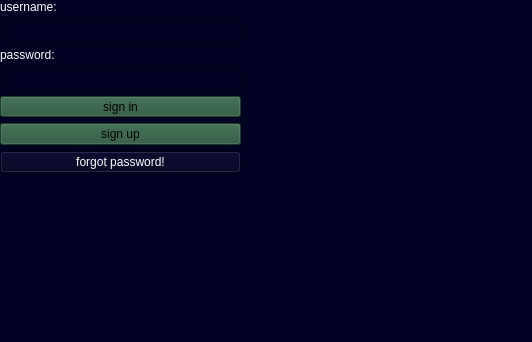
Old version of the form sign in.ui in the repository ParsaDevpy/wallet_project.
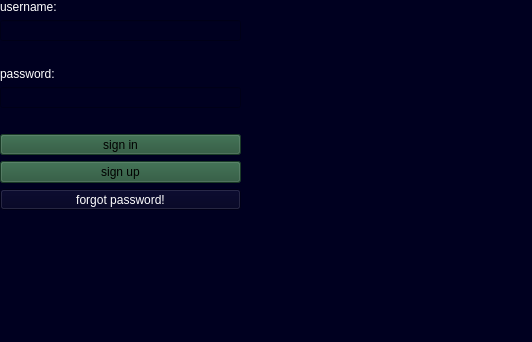
New version of the form.

Patch:
```diff
--- a/sign in.ui
+++ b/sign in.ui
@@ -23,7 +23,7 @@
       <x>0</x>
       <y>0</y>
       <width>241</width>
-      <height>173</height>
+      <height>211</height>
      </rect>
     </property>
     <layout class="QVBoxLayout" name="verticalLayout">
@@ -40,6 +40,188 @@
      <item>
       <widget class="QLineEdit" name="lineEdit"/>
      </item>
+     <item>
+      <widget class="QLabel" name="label_3">
+       <property name="palette">
+        <palette>
+         <active>
+          <colorrole role="WindowText">
+           <brush brushstyle="SolidPattern">
+            <color alpha="255">
+             <red>255</red>
+             <green>0</green>
+             <blue>0</blue>
+            </color>
+           </brush>
+          </colorrole>
+          <colorrole role="Button">
+           <brush brushstyle="SolidPattern">
+            <color alpha="255">
+             <red>0</red>
+             <green>0</green>
+             <blue>32</blue>
+            </color>
+           </brush>
+          </colorrole>
+          <colorrole role="Text">
+           <brush brushstyle="SolidPattern">
+            <color alpha="255">
+             <red>255</red>
+             <green>0</green>
+             <blue>0</blue>
+            </color>
+           </brush>
+          </colorrole>
+          <colorrole role="ButtonText">
+           <brush brushstyle="SolidPattern">
+            <color alpha="255">
+             <red>255</red>
+             <green>0</green>
+             <blue>0</blue>
+            </color>
+           </brush>
+          </colorrole>
+          <colorrole role="Base">
+           <brush brushstyle="SolidPattern">
+            <color alpha="255">
+             <red>0</red>
+             <green>0</green>
+             <blue>32</blue>
+            </color>
+           </brush>
+          </colorrole>
+          <colorrole role="Window">
+           <brush brushstyle="SolidPattern">
+            <color alpha="255">
+             <red>0</red>
+             <green>0</green>
+             <blue>32</blue>
+            </color>
+           </brush>
+          </colorrole>
+         </active>
+         <inactive>
+          <colorrole role="WindowText">
+           <brush brushstyle="SolidPattern">
+            <color alpha="255">
+             <red>255</red>
+             <green>0</green>
+             <blue>0</blue>
+            </color>
+           </brush>
+          </colorrole>
+          <colorrole role="Button">
+           <brush brushstyle="SolidPattern">
+            <color alpha="255">
+             <red>0</red>
+             <green>0</green>
+             <blue>32</blue>
+            </color>
+           </brush>
+          </colorrole>
+          <colorrole role="Text">
+           <brush brushstyle="SolidPattern">
+            <color alpha="255">
+             <red>255</red>
+             <green>0</green>
+             <blue>0</blue>
+            </color>
+           </brush>
+          </colorrole>
+          <colorrole role="ButtonText">
+           <brush brushstyle="SolidPattern">
+            <color alpha="255">
+             <red>255</red>
+             <green>0</green>
+             <blue>0</blue>
+            </color>
+           </brush>
+          </colorrole>
+          <colorrole role="Base">
+           <brush brushstyle="SolidPattern">
+            <color alpha="255">
+             <red>0</red>
+             <green>0</green>
+             <blue>32</blue>
+            </color>
+           </brush>
+          </colorrole>
+          <colorrole role="Window">
+           <brush brushstyle="SolidPattern">
+            <color alpha="255">
+             <red>0</red>
+             <green>0</green>
+             <blue>32</blue>
+            </color>
+           </brush>
+          </colorrole>
+         </inactive>
+         <disabled>
+          <colorrole role="WindowText">
+           <brush brushstyle="SolidPattern">
+            <color alpha="255">
+             <red>255</red>
+             <green>0</green>
+             <blue>0</blue>
+            </color>
+           </brush>
+          </colorrole>
+          <colorrole role="Button">
+           <brush brushstyle="SolidPattern">
+            <color alpha="255">
+             <red>0</red>
+             <green>0</green>
+             <blue>32</blue>
+            </color>
+           </brush>
+          </colorrole>
+          <colorrole role="Text">
+           <brush brushstyle="SolidPattern">
+            <color alpha="255">
+             <red>255</red>
+             <green>0</green>
+             <blue>0</blue>
+            </color>
+           </brush>
+          </colorrole>
+          <colorrole role="ButtonText">
+           <brush brushstyle="SolidPattern">
+            <color alpha="255">
+             <red>255</red>
+             <green>0</green>
+             <blue>0</blue>
+            </color>
+           </brush>
+          </colorrole>
+          <colorrole role="Base">
+           <brush brushstyle="SolidPattern">
+            <color alpha="255">
+             <red>0</red>
+             <green>0</green>
+             <blue>32</blue>
+            </color>
+           </brush>
+          </colorrole>
+          <colorrole role="Window">
+           <brush brushstyle="SolidPattern">
+            <color alpha="255">
+             <red>0</red>
+             <green>0</green>
+             <blue>32</blue>
+            </color>
+           </brush>
+          </colorrole>
+         </disabled>
+        </palette>
+       </property>
+       <property name="styleSheet">
+        <string notr="true">color: red;</string>
+       </property>
+       <property name="text">
+        <string/>
+       </property>
+      </widget>
+     </item>
      <item>
       <widget class="QLabel" name="label_2">
        <property name="styleSheet">
@@ -53,6 +235,189 @@
      <item>
       <widget class="QLineEdit" name="lineEdit_2"/>
      </item>
+     <item>
+      <widget class="QLabel" name="label_4">
+       <property name="palette">
+        <palette>
+         <active>
+          <colorrole role="WindowText">
+           <brush brushstyle="SolidPattern">
+            <color alpha="255">
+             <red>255</red>
+             <green>0</green>
+             <blue>0</blue>
+            </color>
+           </brush>
+          </colorrole>
+          <colorrole role="Button">
+           <brush brushstyle="SolidPattern">
+            <color alpha="255">
+             <red>0</red>
+             <green>0</green>
+             <blue>32</blue>
+            </color>
+           </brush>
+          </colorrole>
+          <colorrole role="Text">
+           <brush brushstyle="SolidPattern">
+            <color alpha="255">
+             <red>255</red>
+             <green>0</green>
+             <blue>0</blue>
+            </color>
+           </brush>
+          </colorrole>
+          <colorrole role="ButtonText">
+           <brush brushstyle="SolidPattern">
+            <color alpha="255">
+             <red>255</red>
+             <green>0</green>
+             <blue>0</blue>
+            </color>
+           </brush>
+          </colorrole>
+          <colorrole role="Base">
+           <brush brushstyle="SolidPattern">
+            <color alpha="255">
+             <red>0</red>
+             <green>0</green>
+             <blue>32</blue>
+            </color>
+           </brush>
+          </colorrole>
+          <colorrole role="Window">
+           <brush brushstyle="SolidPattern">
+            <color alpha="255">
+             <red>0</red>
+             <green>0</green>
+             <blue>32</blue>
+            </color>
+           </brush>
+          </colorrole>
+         </active>
+         <inactive>
+          <colorrole role="WindowText">
+           <brush brushstyle="SolidPattern">
+            <color alpha="255">
+             <red>255</red>
+             <green>0</green>
+             <blue>0</blue>
+            </color>
+           </brush>
+          </colorrole>
+          <colorrole role="Button">
+           <brush brushstyle="SolidPattern">
+            <color alpha="255">
+             <red>0</red>
+             <green>0</green>
+             <blue>32</blue>
+            </color>
+           </brush>
+          </colorrole>
+          <colorrole role="Text">
+           <brush brushstyle="SolidPattern">
+            <color alpha="255">
+             <red>255</red>
+             <green>0</green>
+             <blue>0</blue>
+            </color>
+           </brush>
+          </colorrole>
+          <colorrole role="ButtonText">
+           <brush brushstyle="SolidPattern">
+            <color alpha="255">
+             <red>255</red>
+             <green>0</green>
+             <blue>0</blue>
+            </color>
+           </brush>
+          </colorrole>
+          <colorrole role="Base">
+           <brush brushstyle="SolidPattern">
+            <color alpha="255">
+             <red>0</red>
+             <green>0</green>
+             <blue>32</blue>
+            </color>
+           </brush>
+          </colorrole>
+          <colorrole role="Window">
+           <brush brushstyle="SolidPattern">
+            <color alpha="255">
+             <red>0</red>
+             <green>0</green>
+             <blue>32</blue>
+            </color>
+           </brush>
+          </colorrole>
+         </inactive>
+         <disabled>
+          <colorrole role="WindowText">
+           <brush brushstyle="SolidPattern">
+            <color alpha="255">
+             <red>255</red>
+             <green>0</green>
+             <blue>0</blue>
+            </color>
+           </brush>
+          </colorrole>
+          <colorrole role="Button">
+           <brush brushstyle="SolidPattern">
+            <color alpha="255">
+             <red>0</red>
+             <green>0</green>
+             <blue>32</blue>
+            </color>
+           </brush>
+          </colorrole>
+          <colorrole role="Text">
+           <brush brushstyle="SolidPattern">
+            <color alpha="255">
+             <red>255</red>
+             <green>0</green>
+             <blue>0</blue>
+            </color>
+           </brush>
+          </colorrole>
+          <colorrole role="ButtonText">
+           <brush brushstyle="SolidPattern">
+            <color alpha="255">
+             <red>255</red>
+             <green>0</green>
+             <blue>0</blue>
+            </color>
+           </brush>
+          </colorrole>
+          <colorrole role="Base">
+           <brush brushstyle="SolidPattern">
+            <color alpha="255">
+             <red>0</red>
+             <green>0</green>
+             <blue>32</blue>
+            </color>
+           </brush>
+          </colorrole>
+          <colorrole role="Window">
+           <brush brushstyle="SolidPattern">
+            <color alpha="255">
+             <red>0</red>
+             <green>0</green>
+             <blue>32</blue>
+            </color>
+           </brush>
+          </colorrole>
+         </disabled>
+        </palette>
+       </property>
+       <property name="styleSheet">
+        <string notr="true">color: red;
+</string>
+       </property>
+       <property name="text">
+        <string/>
+       </property>
+      </widget>
+     </item>
      <item>
       <widget class="QPushButton" name="pushButton">
        <property name="styleSheet">
```
